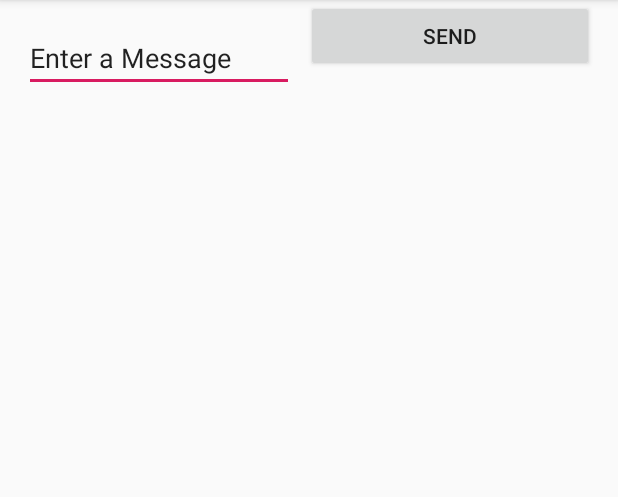
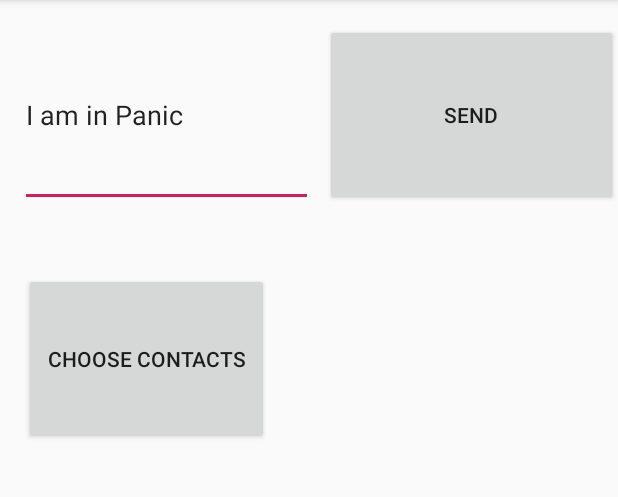
Before and after one commit to aadityap-mathworks/Android-Application-SecureMe, an Android app: the screen it shows after launch (MainActivity), on a phone screen of 412 x 824 dp, the part 84-581 px from its top. Run offline under Robolectric (Android 15) with nearby library versions, the phone set to English and light mode, and no system bars.

Commit message:
added implementation of picking up contact from phone

```diff
--- a/MyApplication2/app/src/main/res/layout/activity_main.xml
+++ b/MyApplication2/app/src/main/res/layout/activity_main.xml
@@ -8,10 +8,10 @@
 
     <EditText
         android:id="@+id/editText"
-        android:layout_width="180dp"
-        android:layout_height="wrap_content"
-        android:layout_marginStart="16dp"
-        android:layout_marginLeft="16dp"
+        android:layout_width="0dp"
+        android:layout_height="122dp"
+        android:layout_marginStart="13dp"
+        android:layout_marginLeft="13dp"
         android:layout_marginTop="16dp"
         android:ems="10"
         android:inputType="textPersonName"
@@ -24,15 +24,41 @@
     <Button
         android:id="@+id/button"
         android:layout_width="0dp"
-        android:layout_height="wrap_content"
+        android:layout_height="121dp"
         android:layout_marginStart="8dp"
         android:layout_marginLeft="8dp"
-        android:layout_marginEnd="16dp"
-        android:layout_marginRight="16dp"
+        android:layout_marginTop="16dp"
         android:onClick="sendMessage"
         android:text="@string/button_send"
         app:layout_constraintEnd_toEndOf="parent"
         app:layout_constraintHorizontal_bias="0.5"
         app:layout_constraintStart_toEndOf="@+id/editText"
-        tools:layout_editor_absoluteY="16dp" />
+        app:layout_constraintTop_toTopOf="parent" />
+
+    <Button
+        android:id="@+id/button_choose_contacts"
+        android:layout_width="0dp"
+        android:layout_height="114dp"
+        android:layout_marginStart="16dp"
+        android:layout_marginLeft="16dp"
+        android:layout_marginTop="44dp"
+        android:layout_marginEnd="20dp"
+        android:layout_marginRight="20dp"
+        android:text="@string/button_choose_contacts"
+        app:layout_constraintEnd_toStartOf="@+id/ContactTextView"
+        app:layout_constraintStart_toStartOf="parent"
+        app:layout_constraintTop_toBottomOf="@+id/editText" />
+
+    <TextView
+        android:id="@+id/ContactTextView"
+        android:layout_width="0dp"
+        android:layout_height="118dp"
+        android:layout_marginStart="20dp"
+        android:layout_marginLeft="20dp"
+        android:layout_marginTop="40dp"
+        android:layout_marginEnd="29dp"
+        android:layout_marginRight="29dp"
+        app:layout_constraintEnd_toEndOf="parent"
+        app:layout_constraintStart_toEndOf="@+id/button_choose_contacts"
+        app:layout_constraintTop_toBottomOf="@+id/editText" />
 </android.support.constraint.ConstraintLayout>
--- a/MyApplication2/app/src/main/res/values/strings.xml
+++ b/MyApplication2/app/src/main/res/values/strings.xml
@@ -1,5 +1,6 @@
 <resources>
     <string name="app_name">My Application</string>
-    <string name="edit_message">Enter a Message</string>
+    <string name="edit_message">I am in Panic</string>
     <string name="button_send">Send</string>
+    <string name="button_choose_contacts">Choose Contacts</string>
 </resources>
```
Also changed, not shown: MyApplication2/app/src/main/AndroidManifest.xml (+28 -4 lines), MyApplication2/app/src/main/java/com/example/aaduk/myapplication/MainActivity.java (+110 -0 lines).
